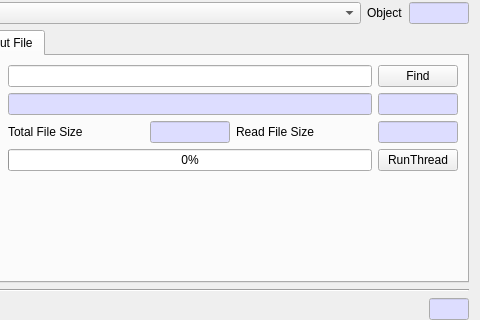
This is CryptokiMan/sign_dlg.ui in jykim74/CryptokiMan as Qt 5 draws it before an edit; both pictures show x 120 to 600 and y 130 to 450 of the 600 by 682 pixel window. The edited form follows.
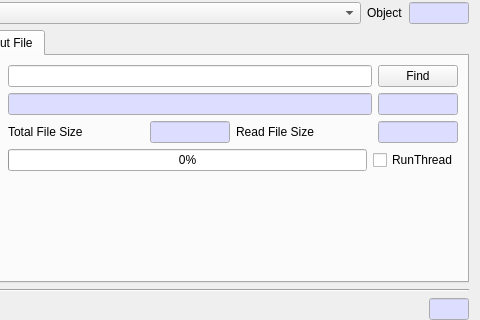
This is the edited form.

Patch:
```diff
--- a/CryptokiMan/sign_dlg.ui
+++ b/CryptokiMan/sign_dlg.ui
@@ -1017,7 +1017,7 @@
           </widget>
          </item>
          <item row="0" column="2">
-          <widget class="QPushButton" name="mSignThreadBtn">
+          <widget class="QCheckBox" name="mRunThreadCheck">
            <property name="text">
             <string>RunThread</string>
            </property>
```
